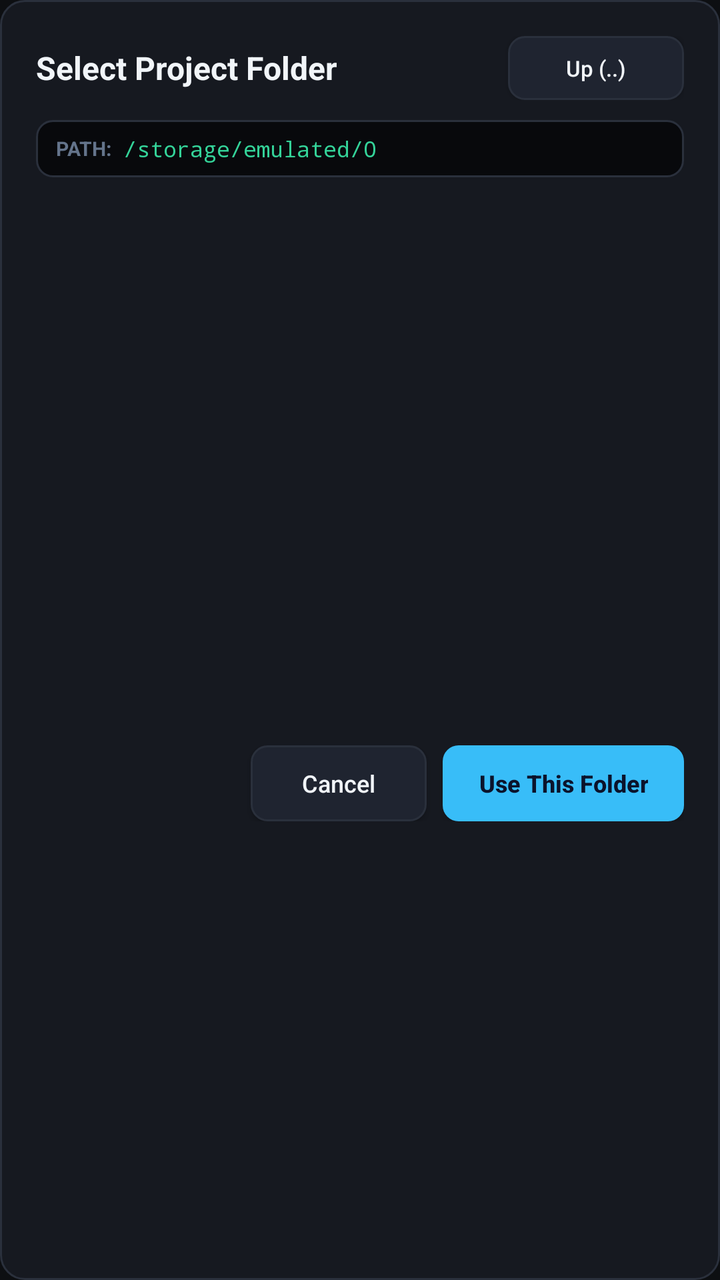
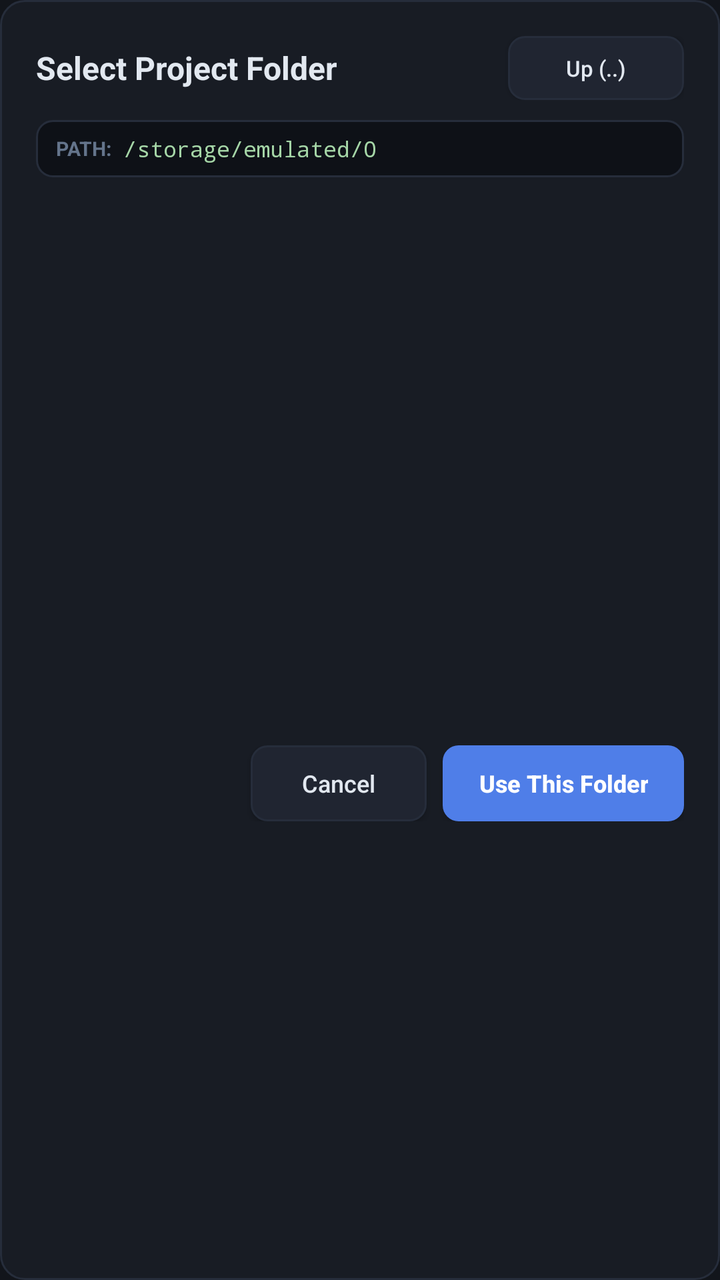

Two renders of the same Android screen: before a commit and after it. Below are the layout's source before the change and the commit's diff.
<!-- AndroidManifest.xml: application theme AppTheme -->
<!-- res/layout/dialog_folder_picker.xml -->
<?xml version="1.0" encoding="utf-8"?>
<LinearLayout xmlns:android="http://schemas.android.com/apk/res/android"
    android:layout_width="match_parent"
    android:layout_height="wrap_content"
    android:background="@drawable/card_bg"
    android:orientation="vertical"
    android:padding="18dp">

    
    <LinearLayout
        android:layout_width="match_parent"
        android:layout_height="wrap_content"
        android:orientation="horizontal"
        android:gravity="center_vertical">

        <TextView
            android:layout_width="0dp"
            android:layout_height="wrap_content"
            android:layout_weight="1"
            android:text="Select Project Folder"
            android:textColor="@color/text_primary"
            android:textSize="16sp"
            android:textStyle="bold" />

        <Button
            android:id="@+id/btn_picker_up"
            android:layout_width="wrap_content"
            android:layout_height="32dp"
            android:background="@drawable/btn_secondary"
            android:paddingLeft="12dp"
            android:paddingRight="12dp"
            android:text="Up (..)"
            android:textAllCaps="false"
            android:textColor="@color/text_primary"
            android:textSize="11sp" />
    </LinearLayout>

    
    <LinearLayout
        android:layout_width="match_parent"
        android:layout_height="wrap_content"
        android:layout_marginTop="10dp"
        android:background="@drawable/console_bg"
        android:paddingLeft="10dp"
        android:paddingRight="10dp"
        android:paddingTop="7dp"
        android:paddingBottom="7dp"
        android:gravity="center_vertical"
        android:orientation="horizontal">

        <TextView
            android:layout_width="wrap_content"
            android:layout_height="wrap_content"
            android:text="PATH:"
            android:textColor="@color/text_muted"
            android:textSize="10sp"
            android:textStyle="bold" />

        <TextView
            android:id="@+id/tv_picker_current_path"
            android:layout_width="0dp"
            android:layout_height="wrap_content"
            android:layout_weight="1"
            android:layout_marginLeft="6dp"
            android:ellipsize="start"
            android:singleLine="true"
            android:text="/storage/emulated/0"
            android:textColor="@color/console_text"
            android:textSize="11sp"
            android:typeface="monospace" />
    </LinearLayout>

    
    <ScrollView
        android:layout_width="match_parent"
        android:layout_height="260dp"
        android:layout_marginTop="10dp"
        android:fillViewport="true">

        <LinearLayout
            android:layout_width="match_parent"
            android:layout_height="wrap_content"
            android:orientation="vertical">

            <LinearLayout
                android:id="@+id/container_picker_dirs"
                android:layout_width="match_parent"
                android:layout_height="wrap_content"
                android:orientation="vertical" />

            <TextView
                android:id="@+id/tv_picker_empty"
                android:layout_width="match_parent"
                android:layout_height="120dp"
                android:gravity="center"
                android:text="No subdirectories found in this folder"
                android:textColor="@color/text_muted"
                android:textSize="12sp"
                android:visibility="gone" />
        </LinearLayout>
    </ScrollView>

    
    <LinearLayout
        android:layout_width="match_parent"
        android:layout_height="wrap_content"
        android:layout_marginTop="14dp"
        android:gravity="right"
        android:orientation="horizontal">

        <Button
            android:id="@+id/btn_picker_cancel"
            android:layout_width="wrap_content"
            android:layout_height="38dp"
            android:background="@drawable/btn_secondary"
            android:paddingLeft="16dp"
            android:paddingRight="16dp"
            android:text="Cancel"
            android:textAllCaps="false"
            android:textColor="@color/text_primary"
            android:textSize="12sp" />

        <Button
            android:id="@+id/btn_picker_choose"
            android:layout_width="wrap_content"
            android:layout_height="38dp"
            android:layout_marginLeft="8dp"
            android:background="@drawable/btn_primary"
            android:paddingLeft="18dp"
            android:paddingRight="18dp"
            android:text="Use This Folder"
            android:textAllCaps="false"
            android:textColor="#0B132B"
            android:textSize="12sp"
            android:textStyle="bold" />
    </LinearLayout>
</LinearLayout>
<!-- resources referenced by this layout -->
<resources>
  <color name="console_text">#34D399</color>
  <color name="text_muted">#64748B</color>
  <color name="text_primary">#F1F5F9</color>
  <!-- drawable btn_primary (drawable) -->
  <?xml version="1.0" encoding="utf-8"?>
  <selector xmlns:android="http://schemas.android.com/apk/res/android">
      <item android:state_pressed="true">
          <shape android:shape="rectangle">
              <solid android:color="@color/primary_dark" />
              <corners android:radius="8dp" />
          </shape>
      </item>
      <item>
          <shape android:shape="rectangle">
              <solid android:color="@color/primary_accent" />
              <corners android:radius="8dp" />
          </shape>
      </item>
  </selector>
  <!-- drawable btn_secondary (drawable) -->
  <?xml version="1.0" encoding="utf-8"?>
  <selector xmlns:android="http://schemas.android.com/apk/res/android">
      <item android:state_pressed="true">
          <shape android:shape="rectangle">
              <solid android:color="@color/surface_card" />
              <stroke android:width="1dp" android:color="@color/primary_accent" />
              <corners android:radius="8dp" />
          </shape>
      </item>
      <item>
          <shape android:shape="rectangle">
              <solid android:color="@color/surface_elevated" />
              <stroke android:width="1dp" android:color="@color/surface_border" />
              <corners android:radius="8dp" />
          </shape>
      </item>
  </selector>
  <!-- drawable card_bg (drawable) -->
  <?xml version="1.0" encoding="utf-8"?>
  <shape xmlns:android="http://schemas.android.com/apk/res/android"
      android:shape="rectangle">
      <solid android:color="@color/surface_card" />
      <stroke android:width="1dp" android:color="@color/surface_border" />
      <corners android:radius="12dp" />
  </shape>
  <!-- drawable console_bg (drawable) -->
  <?xml version="1.0" encoding="utf-8"?>
  <shape xmlns:android="http://schemas.android.com/apk/res/android"
      android:shape="rectangle">
      <solid android:color="@color/console_bg" />
      <stroke android:width="1dp" android:color="@color/surface_border" />
      <corners android:radius="8dp" />
  </shape>
  <style name="AppTheme" parent="@android:style/Theme.Material.NoActionBar">
          <item name="android:windowBackground">@color/bg_main</item>
          <item name="android:colorPrimary">@color/surface_card</item>
          <item name="android:colorPrimaryDark">@color/bg_main</item>
          <item name="android:colorAccent">@color/primary_accent</item>
          <item name="android:statusBarColor">@color/bg_main</item>
          <item name="android:navigationBarColor">@color/bg_main</item>
          <item name="android:textColorPrimary">@color/text_primary</item>
          <item name="android:textColorSecondary">@color/text_secondary</item>
      </style>
  <color name="primary_dark">#0284C7</color>
  <color name="primary_accent">#38BDF8</color>
  <color name="surface_card">#161920</color>
  <color name="surface_elevated">#1F2430</color>
  <color name="surface_border">#2A303C</color>
  <color name="console_bg">#08090C</color>
  <color name="bg_main">#0D0F12</color>
  <color name="text_secondary">#94A3B8</color>
</resources>

<!-- the commit's change to res/layout/dialog_folder_picker.xml (unified diff, before → after) -->
@@ -130,7 +130,7 @@
             android:paddingRight="18dp"
             android:text="Use This Folder"
             android:textAllCaps="false"
-            android:textColor="#0B132B"
+            android:textColor="#FFFFFF"
             android:textSize="12sp"
             android:textStyle="bold" />
     </LinearLayout>
<!-- resource entries referenced after the edit -->
@@ -1,8 +1,8 @@
 <!-- resources referenced by this layout -->
 <resources>
-  <color name="console_text">#34D399</color>
+  <color name="console_text">#A5D6A7</color>
   <color name="text_muted">#64748B</color>
-  <color name="text_primary">#F1F5F9</color>
+  <color name="text_primary">#E2E8F0</color>
   <!-- drawable btn_primary (drawable) -->
   <?xml version="1.0" encoding="utf-8"?>
   <selector xmlns:android="http://schemas.android.com/apk/res/android">
@@ -63,13 +63,13 @@
           <item name="android:textColorPrimary">@color/text_primary</item>
           <item name="android:textColorSecondary">@color/text_secondary</item>
       </style>
-  <color name="primary_dark">#0284C7</color>
-  <color name="primary_accent">#38BDF8</color>
-  <color name="surface_card">#161920</color>
-  <color name="surface_elevated">#1F2430</color>
-  <color name="surface_border">#2A303C</color>
-  <color name="console_bg">#08090C</color>
-  <color name="bg_main">#0D0F12</color>
+  <color name="primary_dark">#3B6AD4</color>
+  <color name="primary_accent">#4F7EE8</color>
+  <color name="surface_card">#181C24</color>
+  <color name="surface_elevated">#202531</color>
+  <color name="surface_border">#262D3B</color>
+  <color name="console_bg">#0E1117</color>
+  <color name="bg_main">#12151B</color>
   <color name="text_secondary">#94A3B8</color>
 </resources>
 
